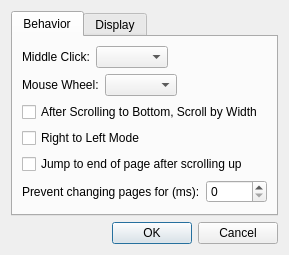
Old version of the form settings_dialog.ui in the repository nikola-kocic/KIV.
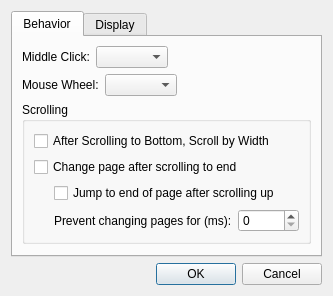
New version of the form.

Commit message: Changed settings dialog a bit and cleaned up code

What changed in the file:
```diff
--- a/settings_dialog.ui
+++ b/settings_dialog.ui
@@ -6,8 +6,8 @@
    <rect>
     <x>0</x>
     <y>0</y>
-    <width>268</width>
-    <height>245</height>
+    <width>309</width>
+    <height>280</height>
    </rect>
   </property>
   <property name="windowTitle">
@@ -79,6 +79,12 @@
         </layout>
        </item>
        <item>
+        <widget class="QGroupBox" name="groupBox">
+         <property name="title">
+          <string>Scrolling</string>
+         </property>
+         <layout class="QVBoxLayout" name="verticalLayout_5">
+          <item>
         <widget class="QCheckBox" name="cbScrollByWidth">
          <property name="text">
           <string>After Scrolling to Bottom, Scroll by Width</string>
@@ -86,12 +92,17 @@
         </widget>
        </item>
        <item>
-        <widget class="QCheckBox" name="cbRTL">
+           <widget class="QCheckBox" name="cbScrollChangesPage">
          <property name="text">
-          <string>Right to Left Mode</string>
+             <string>Change page after scrolling to end</string>
          </property>
         </widget>
        </item>
+          <item>
+           <layout class="QVBoxLayout" name="verticalLayout_4">
+            <property name="leftMargin">
+             <number>20</number>
+            </property>
        <item>
         <widget class="QCheckBox" name="cbJumpToEnd">
          <property name="text">
@@ -100,9 +111,12 @@
         </widget>
        </item>
        <item>
-        <layout class="QHBoxLayout" name="horizontalLayout_3">
+             <layout class="QHBoxLayout" name="layoutWaitTime">
          <item>
-          <widget class="QLabel" name="label_3">
+               <widget class="QLabel" name="labelWaitTime">
+                <property name="enabled">
+                 <bool>true</bool>
+                </property>
            <property name="text">
             <string>Prevent changing pages for (ms):</string>
            </property>
@@ -110,6 +124,9 @@
          </item>
          <item>
           <widget class="QSpinBox" name="sbWaitTime">
+                <property name="enabled">
+                 <bool>true</bool>
+                </property>
            <property name="minimum">
             <number>0</number>
            </property>
@@ -136,6 +153,11 @@
          </item>
         </layout>
        </item>
+           </layout>
+          </item>
+         </layout>
+        </widget>
+       </item>
        <item>
         <spacer name="verticalSpacer">
          <property name="orientation">
@@ -163,6 +185,13 @@
          </property>
         </widget>
        </item>
+       <item>
+        <widget class="QCheckBox" name="cbRTL">
+         <property name="text">
+          <string>Right to Left Mode</string>
+         </property>
+        </widget>
+       </item>
        <item>
         <layout class="QHBoxLayout" name="horizontalLayout_4">
          <item>
```
Left out of the diff: 8 changed lines with no effect on the pictures. Lines whose indentation alone changed are shown as unchanged. The commit also changes 16 other files.
